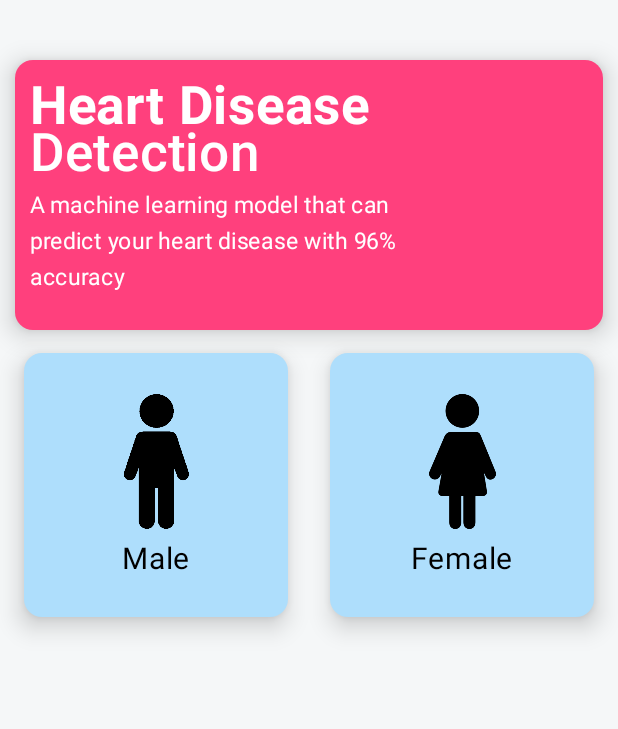
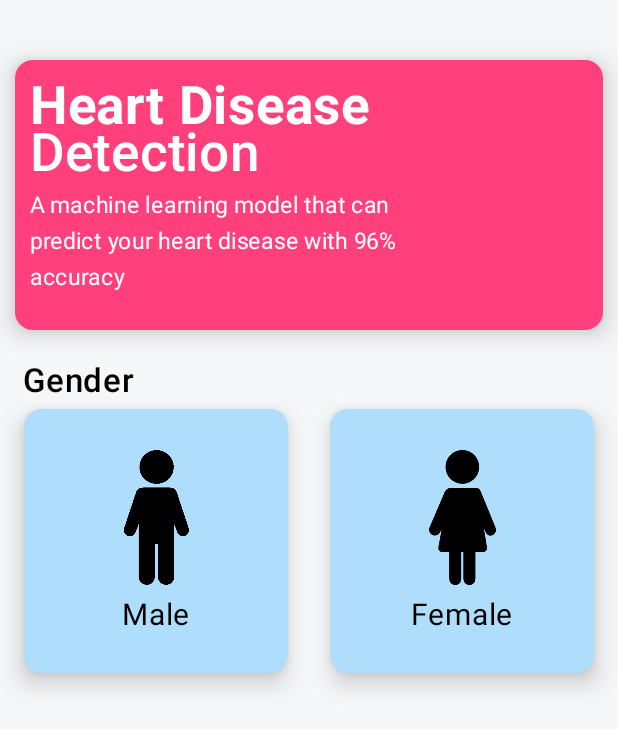
Before and after one commit to mrinmoyxb/Cardiac-Compass, an Android app built with Jetpack Compose: the screen it shows after launch (MainActivity), on a phone screen of 412 x 824 dp. Shown: the top 729 px of the screen. Run offline under Robolectric (Android 15) with nearby library versions, the phone set to English and light mode, and no system bars.

Commit message:
Custom Label

```diff
--- /dev/null
+++ b/app/src/main/java/com/example/heartdiseasedetetectionapp/View/HomeScreen/Components/CustomLabel.kt
@@ -0,0 +1,16 @@
+package com.example.heartdiseasedetetectionapp.View.HomeScreen.Components
+
+import androidx.compose.foundation.layout.padding
+import androidx.compose.material3.Text
+import androidx.compose.runtime.Composable
+import androidx.compose.ui.Modifier
+import androidx.compose.ui.graphics.Color
+import androidx.compose.ui.text.font.FontWeight
+import androidx.compose.ui.unit.dp
+import androidx.compose.ui.unit.sp
+
+@Composable
+fun CustomLabel(heading: String, fontSize: Int){
+    Text(heading, fontSize = fontSize.sp, color = Color.Black,
+        fontWeight = FontWeight.SemiBold, modifier = Modifier.padding(start = 5.dp, top = 5.dp, bottom = 5.dp))
+}
--- a/app/src/main/java/com/example/heartdiseasedetetectionapp/View/HomeScreen/HomeScreenFinal/HomeScreen.kt
+++ b/app/src/main/java/com/example/heartdiseasedetetectionapp/View/HomeScreen/HomeScreenFinal/HomeScreen.kt
@@ -18,6 +18,7 @@ import androidx.compose.ui.tooling.preview.Preview
 import androidx.compose.ui.unit.dp
 import com.example.heartdiseasedetetectionapp.R
 import com.example.heartdiseasedetetectionapp.View.HomeScreen.Components.CardHeading
+import com.example.heartdiseasedetetectionapp.View.HomeScreen.Components.CustomLabel
 import com.example.heartdiseasedetetectionapp.View.HomeScreen.Components.SexCard
 
 @Preview(showBackground = true)
@@ -31,6 +32,9 @@ fun HomeScreen(){
         Spacer(modifier = Modifier.height(30.dp))
         CardHeading()
         Spacer(modifier = Modifier.height(15.dp))
+
+        CustomLabel(heading = "Gender", 22)
+
         Row(modifier = Modifier.fillMaxWidth(),
             horizontalArrangement = Arrangement.SpaceAround)
         {
```
